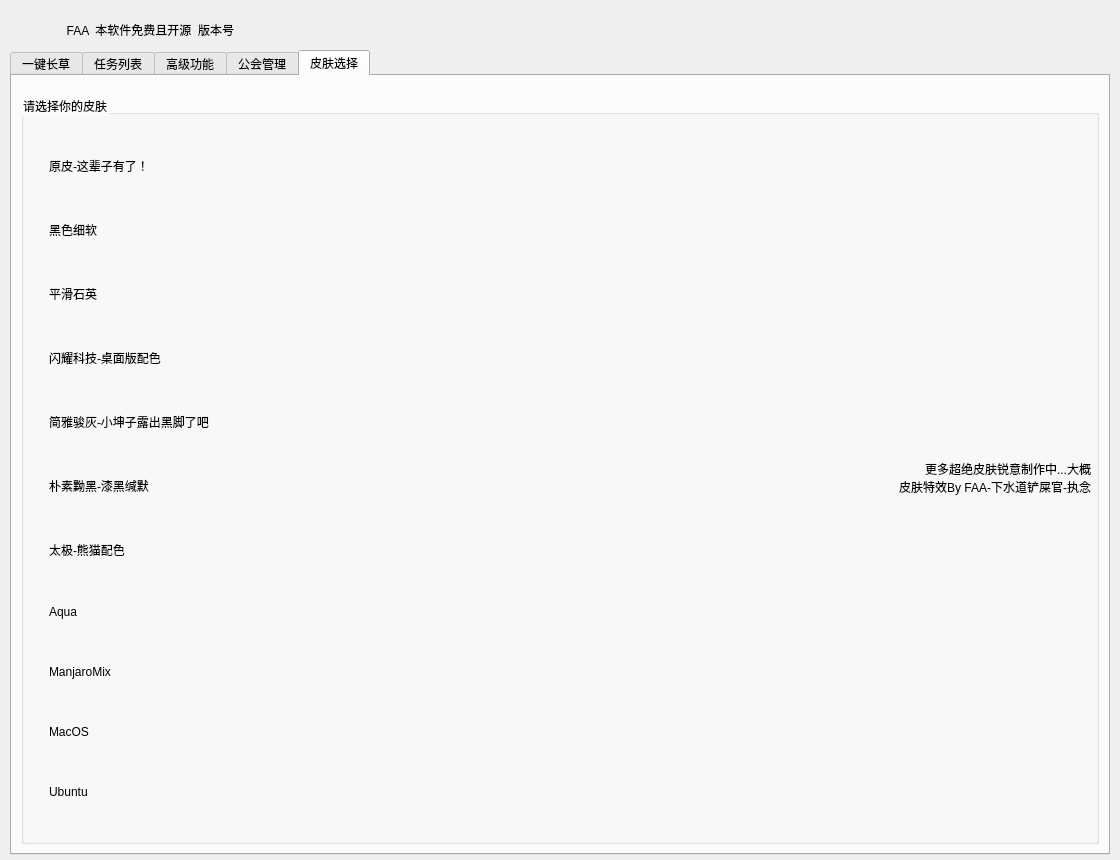
The window that resource/ui/FAA_3.0.ui (StareAbyss/FoodsVsMiceAutoAssistant) describes before a commit, drawn with Qt 5.
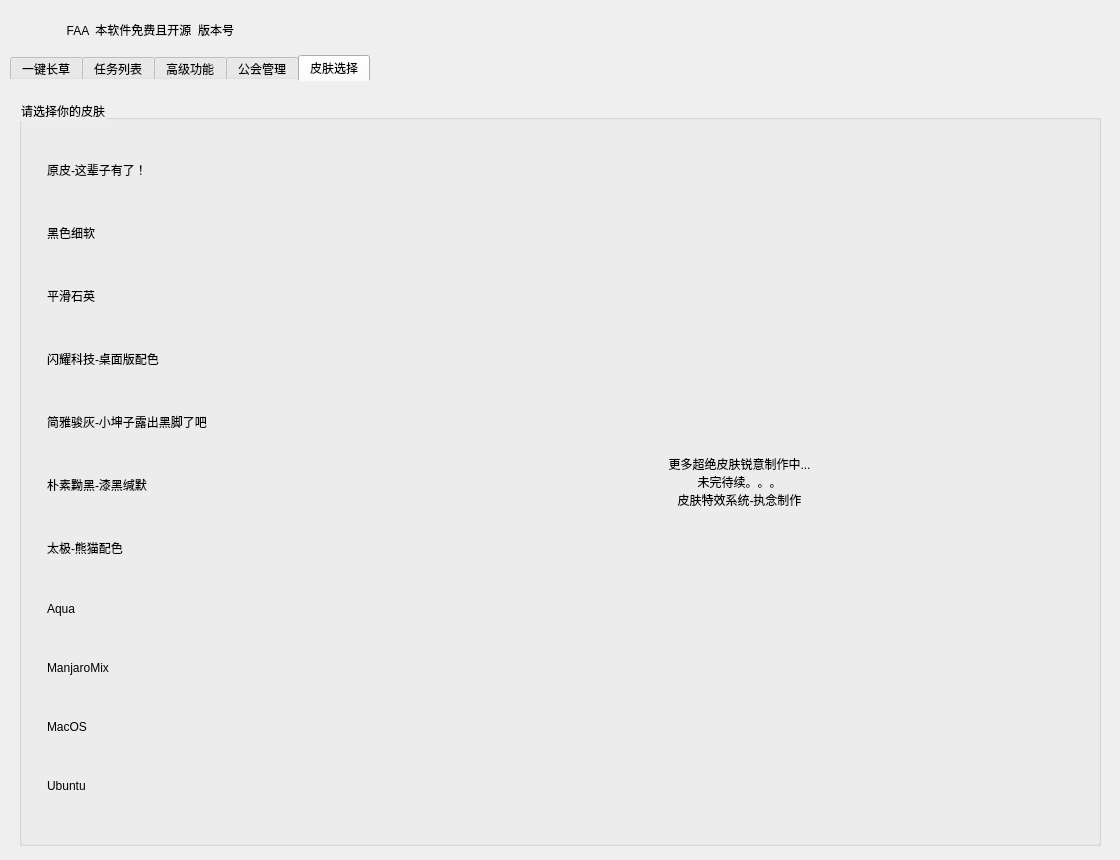
The same window after the commit. The open tabs and pages were chosen to show the change. Icons and pictures are not drawn. Custom widgets are drawn as their Qt base class.

Commit message: v1.5.0 beta3 修正一些ui的bug

The edit to the form file:
```diff
--- a/resource/ui/FAA_3.0.ui
+++ b/resource/ui/FAA_3.0.ui
@@ -96,12 +96,15 @@
      </property>
      <item>
       <widget class="QFrame" name="FrameTitle">
+       <property name="styleSheet">
+        <string notr="true">#FrameTitle{boreder:none}</string>
+       </property>
        <layout class="QHBoxLayout" name="title_tag">
         <property name="topMargin">
          <number>5</number>
         </property>
         <property name="bottomMargin">
-         <number>0</number>
+         <number>5</number>
         </property>
         <item>
          <widget class="QLabel" name="Title_Logo">
@@ -272,7 +275,12 @@
         <bool>false</bool>
        </property>
        <property name="styleSheet">
-        <string notr="true"/>
+        <string notr="true">QTabWidget::pane {
+        border-top: none;
+        border-left: none;
+        border-right: none;
+        border-bottom: none;
+    }</string>
        </property>
        <property name="currentIndex">
         <number>0</number>
@@ -9813,11 +9821,12 @@
                   <string notr="true">font: 30pt &quot;ShouShuti&quot;;</string>
                  </property>
                  <property name="text">
-                  <string>更多超绝皮肤锐意制作中...大概
-皮肤特效By FAA-下水道铲屎官-执念</string>
+                  <string>更多超绝皮肤锐意制作中...
+未完待续。。。
+皮肤特效系统-执念制作</string>
                  </property>
                  <property name="alignment">
-                  <set>Qt::AlignRight|Qt::AlignTrailing|Qt::AlignVCenter</set>
+                  <set>Qt::AlignCenter</set>
                  </property>
                 </widget>
                </item>
```
The commit also changes 1 other file.
